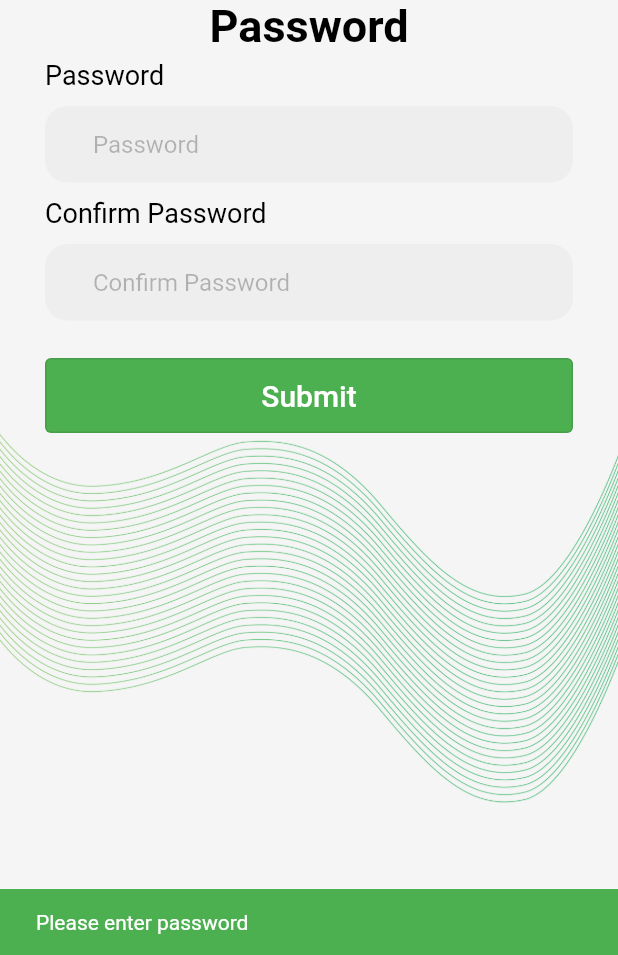
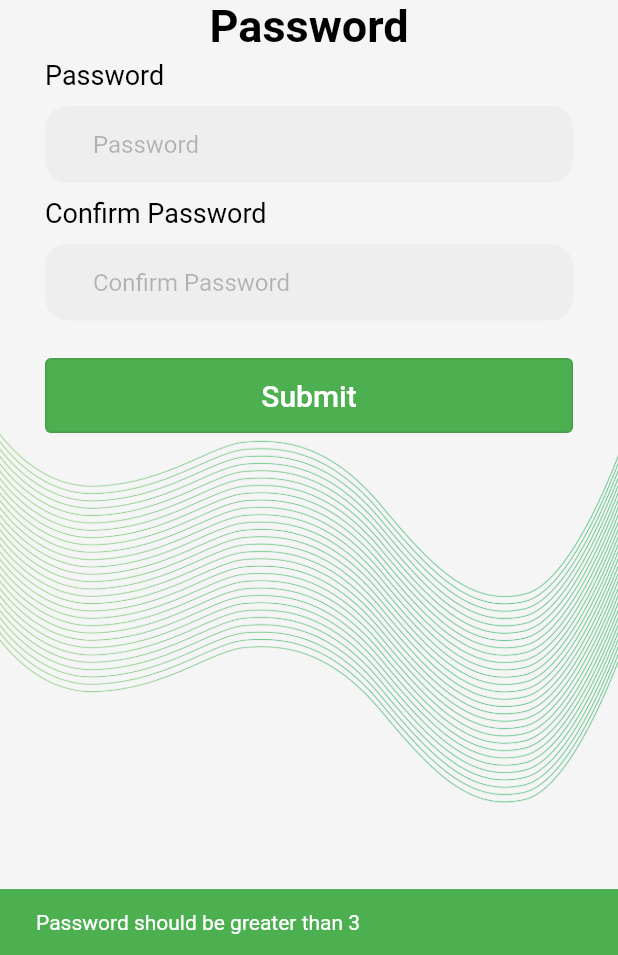
Before and after one commit to DaV212001/ticketmaster_et, a Flutter app: the ForgetPassword2 screen opened directly with empty values, after a tap on "Submit", on a phone screen of 412 x 824 dp, the part 281-1236 px from its top. Run offline on Flutter 3.47's test engine with Material 2 defaults, Android fonts, the phone set to English and light mode, and no system bars; our stand-ins replace cached_network_image, carousel_slider, chewie, easy_localization, flutter_rating_bar, retry and 5 more; missing offline and left inert: chapa_unofficial, esys_flutter_share_plus, ticket_widget, tiktoklikescroller; accounts and stored records are empty; Roboto replaces fonts that are missing (Poppins).

Commit message:
Issue fixed

```diff
--- a/lib/screens/forget_password2.dart
+++ b/lib/screens/forget_password2.dart
@@ -231,11 +231,20 @@ class _ForgetPassword2State extends State<ForgetPassword2> {
                                 minimumSize: MaterialStatePropertyAll(
                                     Size(double.infinity, 50))),
                             onPressed: () async {
-                              if(passwordController.text != confirmPasswordController.text){
+                              if(passwordController.text.length <3){
+                                ScaffoldMessenger.of(context).showSnackBar(
+                                  SnackBar(
+                                    content: Text("Password should be greater than 3"),
+                                    backgroundColor: Colors.green,
+                                    duration: Duration(seconds: 3),
+                                  ),
+                                );
+                              }
+                              else if(passwordController.text != confirmPasswordController.text){
 
                                 ScaffoldMessenger.of(context).showSnackBar(
                                   SnackBar(
-                                    content: Text("Confirm password not correct"),
+                                    content: Text("Confirm password please"),
                                     backgroundColor: Colors.green,
                                     duration: Duration(seconds: 3),
                                   ),
```
Also changed, not shown: lib/screens/forget_password0.dart (+18 -8 lines).
